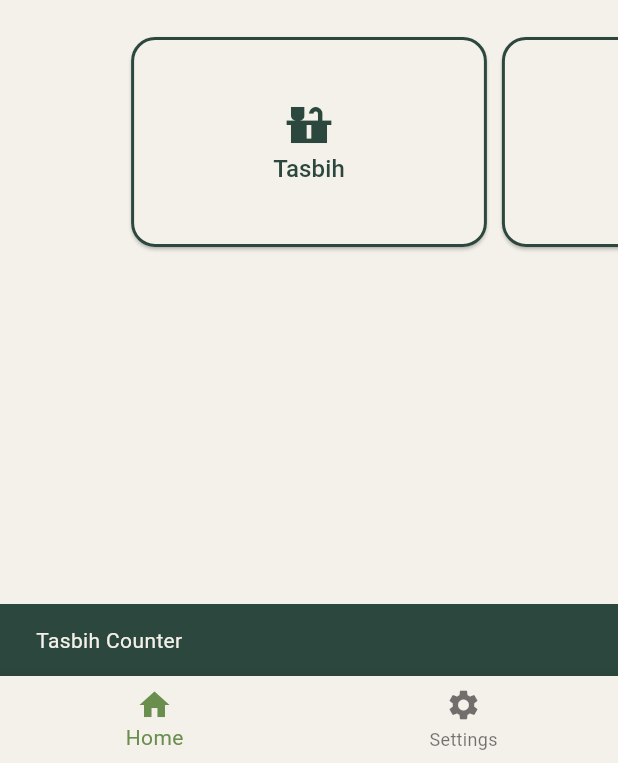
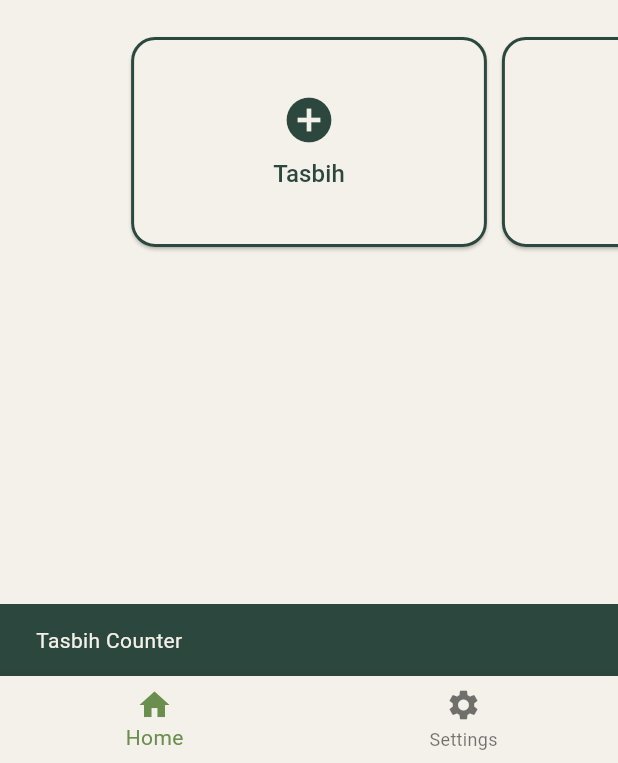
Before and after one commit to doctorajan98/daily-quran, a Flutter app: the screen it shows after launch, after a tap on "Tasbih", on a phone screen of 412 x 824 dp, the part 473-1236 px from its top. Run offline on Flutter 3.47's test engine with Material 3 defaults, Android fonts, the phone set to English and light mode, and no system bars; our stand-ins replace equatable, flutter_bloc, go_router.

Commit message:
chore: change icon

```diff
--- a/frontend/daily_quran/lib/welcome_page.dart
+++ b/frontend/daily_quran/lib/welcome_page.dart
@@ -44,7 +44,7 @@ class _WelcomePageState extends State<WelcomePage> {
               child: PageView(
                 controller: _controller,
                 children: [
-                  FeatureBox(icon: Icons.countertops, title: "Tasbih", onTap: () {
+                  FeatureBox(icon: Icons.add_circle, title: "Tasbih", onTap: () {
                     ScaffoldMessenger.of(context).showSnackBar(SnackBar(content: Text("Tasbih Counter"), duration: Duration(seconds: 1)));
                   }),
 
--- a/frontend/daily_quran/lib/widgets/feature_box.dart
+++ b/frontend/daily_quran/lib/widgets/feature_box.dart
@@ -37,6 +37,7 @@ class FeatureBox extends StatelessWidget {
             mainAxisAlignment: MainAxisAlignment.center,
             children: [
               Icon(icon, size: 36),
+              SizedBox(height: 6),
               Text(title, style: TextStyle(fontSize: 16)),
             ],
           ),
```
